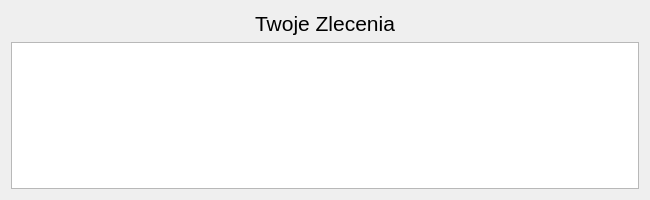
Before: the Qt Designer form showorder.ui in CzarnyEryk/WarsztatProgram, drawn with Qt 5.
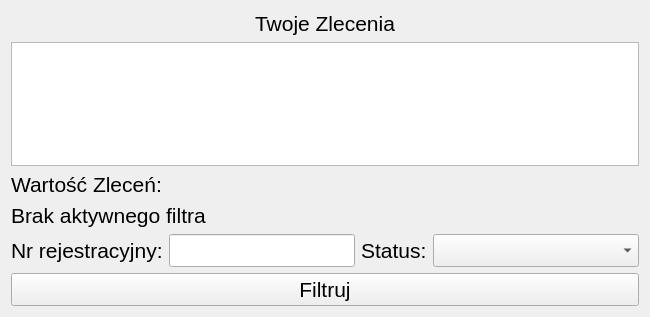
After: the same form once the commit is applied. Icons and pictures are not drawn.

Commit message: Dodanie wartości zlecenia, filtrów, i małe poprawki

```diff
--- a/showorder.ui
+++ b/showorder.ui
@@ -7,7 +7,7 @@
     <x>0</x>
     <y>0</y>
     <width>650</width>
-    <height>200</height>
+    <height>317</height>
    </rect>
   </property>
   <property name="sizePolicy">
@@ -30,6 +30,10 @@
   </property>
   <layout class="QGridLayout" name="gridLayout">
    <item row="0" column="0">
+    <layout class="QVBoxLayout" name="verticalLayout_3">
+     <item>
+      <layout class="QVBoxLayout" name="verticalLayout_2">
+       <item>
     <widget class="QLabel" name="label">
      <property name="font">
       <font>
@@ -44,7 +48,7 @@
      </property>
     </widget>
    </item>
-   <item row="1" column="0">
+       <item>
     <widget class="QTableView" name="order_view">
      <property name="sizePolicy">
       <sizepolicy hsizetype="Expanding" vsizetype="Expanding">
@@ -77,6 +81,125 @@
       <bool>true</bool>
      </attribute>
     </widget>
+       </item>
+      </layout>
+     </item>
+     <item>
+      <widget class="QLabel" name="ordersValue_label">
+       <property name="font">
+        <font>
+         <pointsize>16</pointsize>
+        </font>
+       </property>
+       <property name="text">
+        <string>Wartość Zleceń: </string>
+       </property>
+      </widget>
+     </item>
+     <item>
+      <layout class="QVBoxLayout" name="verticalLayout">
+       <item alignment="">
+        <widget class="QLabel" name="filterLabelStatus">
+         <property name="font">
+          <font>
+           <pointsize>16</pointsize>
+          </font>
+         </property>
+         <property name="text">
+          <string>Brak aktywnego filtra</string>
+         </property>
+        </widget>
+       </item>
+      </layout>
+     </item>
+     <item>
+      <layout class="QHBoxLayout" name="horizontalLayout_2">
+       <item>
+        <widget class="QLabel" name="label_3">
+         <property name="font">
+          <font>
+           <pointsize>16</pointsize>
+          </font>
+         </property>
+         <property name="text">
+          <string>Nr rejestracyjny:</string>
+         </property>
+        </widget>
+       </item>
+       <item>
+        <widget class="QLineEdit" name="rejFiltrInput">
+         <property name="font">
+          <font>
+           <pointsize>16</pointsize>
+          </font>
+         </property>
+        </widget>
+       </item>
+       <item>
+        <widget class="QLabel" name="label_4">
+         <property name="font">
+          <font>
+           <pointsize>16</pointsize>
+          </font>
+         </property>
+         <property name="text">
+          <string>Status:</string>
+         </property>
+        </widget>
+       </item>
+       <item>
+        <widget class="QComboBox" name="statusFiltrInput">
+         <property name="font">
+          <font>
+           <pointsize>16</pointsize>
+          </font>
+         </property>
+         <item>
+          <property name="text">
+           <string/>
+          </property>
+         </item>
+         <item>
+          <property name="text">
+           <string>anulowane</string>
+          </property>
+         </item>
+         <item>
+          <property name="text">
+           <string>utworzone</string>
+          </property>
+         </item>
+         <item>
+          <property name="text">
+           <string>w trakcie realizacji</string>
+          </property>
+         </item>
+         <item>
+          <property name="text">
+           <string>zrealizowane</string>
+          </property>
+         </item>
+        </widget>
+       </item>
+      </layout>
+     </item>
+     <item>
+      <layout class="QHBoxLayout" name="horizontalLayout">
+       <item>
+        <widget class="QPushButton" name="useFilter_button">
+         <property name="font">
+          <font>
+           <pointsize>16</pointsize>
+          </font>
+         </property>
+         <property name="text">
+          <string>Filtruj</string>
+         </property>
+        </widget>
+       </item>
+      </layout>
+     </item>
+    </layout>
    </item>
   </layout>
  </widget>
```
Lines whose indentation alone changed are shown as unchanged. The commit also changes 7 other files.
